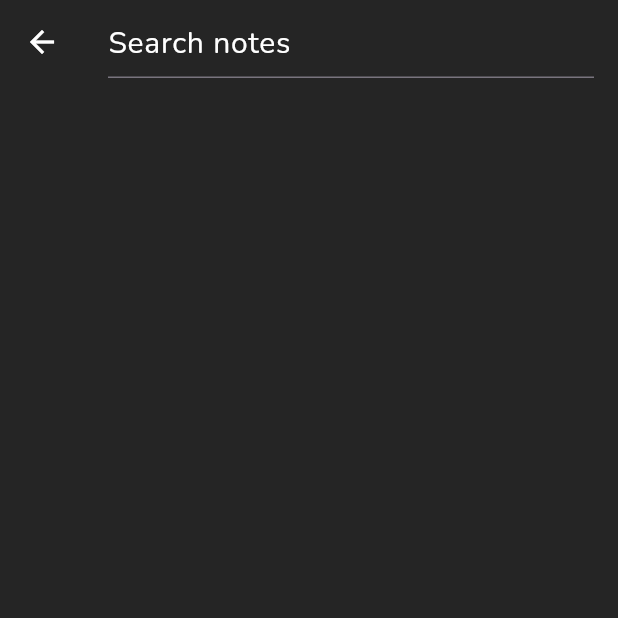
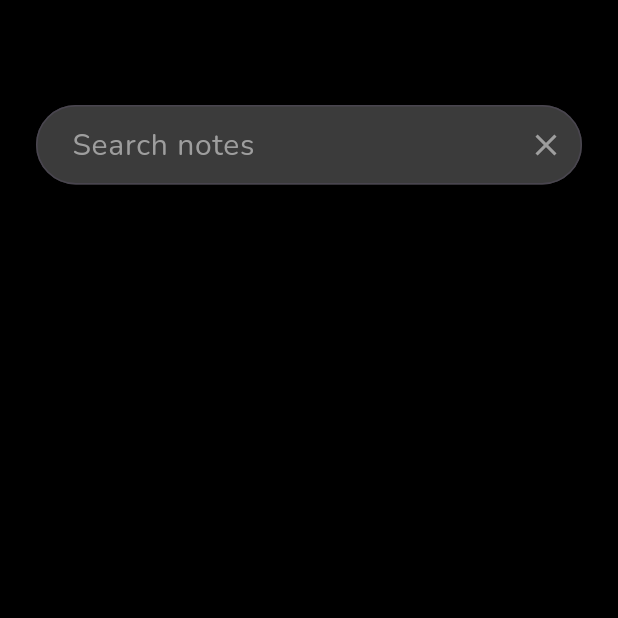
Before and after one commit to vickydroid333/PocketNotes, a Flutter app: the screen it shows after launch, after a tap on the "search" icon, on a phone screen of 412 x 824 dp, the top half of it. Run offline on Flutter 3.47's test engine with Material 3 defaults, Android fonts, the phone set to English and light mode, and no system bars; our stand-ins replace google_fonts, shared_preferences.

Commit message:
- Notes Search UI optimization. - when note list empty we can show the Empty image in the home.dart

```diff
--- a/lib/home.dart
+++ b/lib/home.dart
@@ -99,7 +99,20 @@ class _HomeState extends State<Home> {
                 Expanded(
                   child: Stack(
                     children: [
-                      ListView.builder(
+                      notesProvider.notes.isEmpty
+                          ? Column(
+                              mainAxisAlignment: MainAxisAlignment.center,
+                              children: [
+                                Image.asset('assets/rafiki.png'),
+                                Text(
+                                  'Create your first Note',
+                                  style: GoogleFonts.nunito(
+                                      textStyle: const TextStyle(
+                                          color: Colors.white, fontSize: 20)),
+                                )
+                              ],
+                            )
+                          : ListView.builder(
                               padding: const EdgeInsets.only(bottom: 10),
                               itemCount: notesProvider.notes.length,
                               itemBuilder: (context, index) {
@@ -118,14 +131,17 @@ class _HomeState extends State<Home> {
                                     // Delete the note
                                     setState(() {
                                       isDismissed = true;
-                                dismissedItem = notesProvider.notes[index];
+                                      dismissedItem =
+                                          notesProvider.notes[index];
                                       Provider.of<NotesProvider>(context,
                                               listen: false)
-                                    .deleteNote(notesProvider.notes[index]);
+                                          .deleteNote(
+                                              notesProvider.notes[index]);
                                       undoSeconds = 5; // Reset undo timer
                                       notesProvider.saveNotes();
                                     });
-                              Future.delayed(const Duration(seconds: 1), () {
+                                    Future.delayed(const Duration(seconds: 1),
+                                        () {
                                       Timer.periodic(const Duration(seconds: 1),
                                           (timer) {
                                         if (mounted) {
@@ -150,7 +166,9 @@ class _HomeState extends State<Home> {
                                         notesProvider.notes[index].title,
                                         style: GoogleFonts.nunito(
                                             textStyle: const TextStyle(
-                                          fontSize: 25, color: Colors.black)),
+                                                fontSize: 25,
+                                                color: Colors.black,
+                                                fontWeight: FontWeight.bold)),
                                       ),
                                     ),
                                   ),
--- a/lib/search_notes.dart
+++ b/lib/search_notes.dart
@@ -14,6 +14,7 @@ class SearchNotes extends StatefulWidget {
 
 class _SearchNotesState extends State<SearchNotes> {
   String searchQuery = '';
+  final _textController = TextEditingController();
   final List<Color> colors = [
     const Color.fromRGBO(255, 158, 158, 100),
     const Color.fromRGBO(255, 245, 153, 100),
@@ -32,32 +33,67 @@ class _SearchNotesState extends State<SearchNotes> {
   @override
   Widget build(BuildContext context) {
     return Scaffold(
-      backgroundColor: const Color.fromRGBO(37, 37, 37, 100),
-      appBar: AppBar(
-        leading: const BackButton(
-          color: Colors.white,
+      backgroundColor: Colors.black,
+      body: Container(
+        padding: const EdgeInsets.only(left: 24, top: 70, right: 24),
+        child: Column(
+          children: [
+            TextField(
+              readOnly: false,
+              controller: _textController,
+              decoration: InputDecoration(
+                focusedBorder: OutlineInputBorder(
+                  borderSide: const BorderSide(color: Colors.transparent),
+                  borderRadius: BorderRadius.circular(60.0),
                 ),
-        backgroundColor: const Color.fromRGBO(37, 37, 37, 100),
-        title: TextField(
+                contentPadding: const EdgeInsets.only(
+                  left: 20.0, // Set left margin
+                  top: 15.0, // Set top margin
+                  right: 5.0, // Set right margin
+                  bottom: 8.0, // Set bottom margin
+                ),
+                suffixIcon: IconButton(
+                  icon: const Icon(
+                    Icons.clear_sharp,
+                    color: Colors.grey,
+                  ),
+                  onPressed: () {
+                    Navigator.pop(context);
+                    _textController.clear();
+                  },
+                ),
+                filled: true, // Enable background fill (optional)
+                fillColor: const Color.fromRGBO(
+                    59, 59, 59, 100), // Optional for transparent background
+                border: OutlineInputBorder(
+                  borderSide: const BorderSide(
+                      color: Colors.transparent), // Transparent border
+                  borderRadius:
+                      BorderRadius.circular(60.0), // Set border radius
+                ),
+                hintText: 'Search notes',
+                hintStyle: GoogleFonts.nunito(
+                  textStyle: const TextStyle(fontSize: 20, color: Colors.grey),
+                ),
+              ),
               style: const TextStyle(color: Colors.white),
               onChanged: (value) {
                 setState(() {
                   searchQuery = value;
                 });
               },
-          decoration: InputDecoration(
-            hintText: 'Search notes',
-            hintStyle: GoogleFonts.nunito(
-              textStyle: const TextStyle(fontSize: 20, color: Colors.white),
             ),
-          ),
-        ),
-      ),
-      body: ListView.builder(
+            Expanded(
+              child: ListView.builder(
+                padding: const EdgeInsets.only(bottom: 5),
                 itemCount: widget.notesProvider.notes
                     .where((note) =>
-                note.title.toLowerCase().contains(searchQuery.toLowerCase()) ||
-                note.content.toLowerCase().contains(searchQuery.toLowerCase()))
+                        note.title
+                            .toLowerCase()
+                            .contains(searchQuery.toLowerCase()) ||
+                        note.content
+                            .toLowerCase()
+                            .contains(searchQuery.toLowerCase()))
                     .toList()
                     .length,
                 itemBuilder: (context, index) {
@@ -70,23 +106,27 @@ class _SearchNotesState extends State<SearchNotes> {
                               .toLowerCase()
                               .contains(searchQuery.toLowerCase()))
                       .toList()[index];
-          return Container(
-            padding: const EdgeInsets.only(left: 24, top: 10, right: 24),
-            child: Card(
+                  return Card(
+                    margin: const EdgeInsets.only(top: 16),
                     color: colors[index % colors.length],
                     child: ListTile(
                       title: Text(
                         textAlign: TextAlign.center,
                         note.title,
                         style: GoogleFonts.nunito(
-                      textStyle:
-                          const TextStyle(fontSize: 25, color: Colors.black)),
-                ),
+                            textStyle: const TextStyle(
+                                fontSize: 25,
+                                color: Colors.black,
+                                fontWeight: FontWeight.bold)),
                       ),
                     ),
                   );
                 },
               ),
+            ),
+          ],
+        ),
+      ),
     );
   }
 }
--- a/pubspec.yaml
+++ b/pubspec.yaml
@@ -69,6 +69,7 @@ flutter:
     - assets/save.png
     - assets/Vector.png
     - assets/visibility.png
+    - assets/cuate.png
 
   # An image asset can refer to one or more resolution-specific "variants", see
   # https://flutter.dev/assets-and-images/#resolution-aware
```
Also changed, not shown: assets/cuate.png (added). Lines whose indentation alone changed are shown as unchanged.
